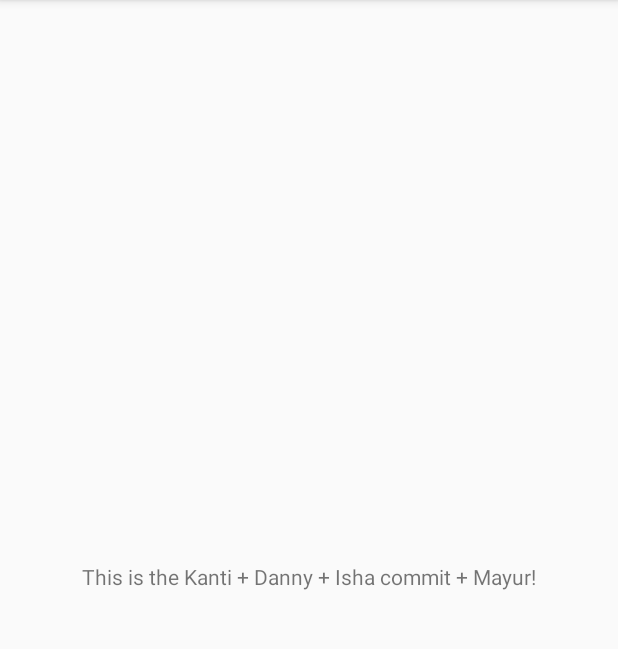
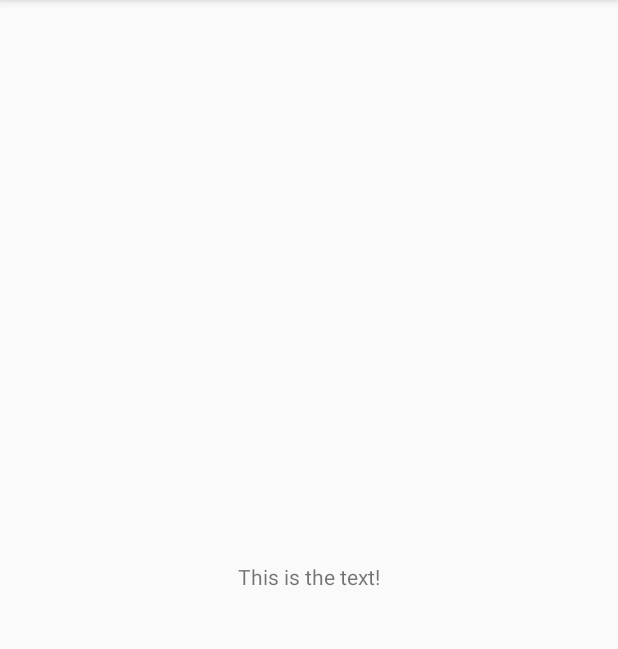
Before and after one commit to cmpe220/EAGER, an Android app: the screen it shows after launch (MainActivity), on a phone screen of 412 x 824 dp, the part 84-733 px from its top. Run offline under Robolectric (Android 15) with nearby library versions, the phone set to English and light mode, and no system bars.

Commit message:
Isha's Commit

```diff
--- a/app/src/main/java/com/example/therangersolid/eager/MainActivity.java
+++ b/app/src/main/java/com/example/therangersolid/eager/MainActivity.java
@@ -11,7 +11,7 @@ public class MainActivity extends AppCompatActivity {
         super.onCreate(savedInstanceState);
         setContentView(R.layout.activity_main);
         TextView tv = (TextView) findViewById(R.id.hello);
-        tv.setText("This is the Kanti + Danny + Isha commit + Mayur!");
+        tv.setText("This is the text!");
 
     }
 }
```
